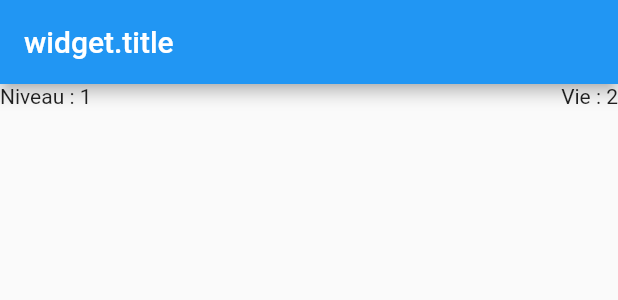
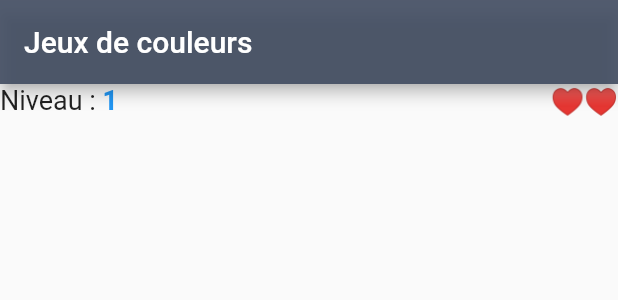
Before and after one commit to kebsont/ColorMemory, a Flutter app: the MyHomePage widget shown alone on an empty page, opened directly, on a phone screen of 412 x 824 dp. Shown: the top 300 px of the screen. Run offline on Flutter 3.47's test engine with Material 2 defaults, Android fonts, the phone set to English and light mode, and no system bars; our stand-ins replace cloud_firestore, firebase_auth, firebase_database, flushbar, shared_preferences; missing offline and left inert: random_color; accounts and stored records are empty; network calls fail; statements that could not run were skipped.

Commit message:
It's finally work !

```diff
--- a/lib/color/colorsPossibilities.dart
+++ b/lib/color/colorsPossibilities.dart
@@ -5,12 +5,18 @@ import 'package:colormemory/main.dart';
 
 
 class ColorsPossibilities {
-  int _color_number = 0;
-  ColorsPossibilities(int color) {
-    _color_number = color;
+  // int _color_number = 0;
+
+  AppBar appBar = new AppBar();
+  ColorsPossibilities() {
+    // _color_number = color;
   }
 
   Scaffold colorX(BuildContext context, int value) {
+     appBar = AppBar(
+       backgroundColor: Color.fromRGBO(64, 75, 96, .9),
+      title: Text(TITLE_TEXT), //(je sais pas faire le constructeur)
+    );
     switch (value) {
       case 5:
         {
@@ -55,18 +61,6 @@ class ColorsPossibilities {
   }
 
   Scaffold color4(BuildContext context) {
-    AppBar appBar = AppBar(
-      title: Text("widget.title"), //(je sais pas faire le constructeur)
-    );
-    double h_widget =
-        MediaQuery.of(context).size.height - appBar.preferredSize.height;
-    double w_widget = MediaQuery.of(context).size.width;
-    double h_button = 0.29 * h_widget;
-    double w_button = 0.15 * w_widget;
-    double h_margin1 = 0.0725 * h_widget;
-    double h_margin2 = 0.145 * h_widget;
-    double w_margin1 = 0.15 * w_widget;
-    double w_margin2 = 0.15 * w_widget;
     return new Scaffold(
         appBar: appBar,
         body: Column(
@@ -77,52 +71,26 @@ class ColorsPossibilities {
               children: <Widget>[
                 Container(
                   alignment: Alignment.topLeft,
-                  child: Text(getLevel_Text()),
+                  child:  _levelWidget(context),
                 ),
                 Container(
                   alignment: Alignment.topRight,
-                  child: Text(getLife_Text()),
+                  child:  _lifeWidget(context),
                 )
               ],
             ),
 
-            Row(
-              children: <Widget>[
-                BoutonColor(key: UniqueKey()),
-                BoutonColor(
-                  key: UniqueKey(),
-                )
-              ],
-            ),
-
-            Row(
-              children: <Widget>[
-                BoutonColor(key: UniqueKey()),
-                BoutonColor(key: UniqueKey())
-              ],
-            )
+            Row(children: <Widget>[BoutonColor(), emptyArea(context), BoutonColor()]),
+            Row(children: <Widget>[emptyArea(context), emptyArea(context), emptyArea(context)]),
+            Row(children: <Widget>[BoutonColor(), emptyArea(context), BoutonColor()]),
+            Row(children: <Widget>[emptyArea(context), emptyArea(context), emptyArea(context)])
           ],
         ));
   }
 
   Scaffold color5(BuildContext context) {
-    AppBar appBar = AppBar(
-      title: Text("widget.title"), //(je sais pas faire le constructeur)
-    );
-    double h_widget =
-        MediaQuery.of(context).size.height - appBar.preferredSize.height;
-    double w_widget = MediaQuery.of(context).size.width;
-    double h_button = 0.29 * h_widget;
-    double w_button = 0.15 * w_widget;
-    double h_margin1 = 0.0725 * h_widget;
-    double h_margin2 = 0.145 * h_widget;
-    double w_margin1 = 0.15 * w_widget;
-    double w_margin2 = 0.15 * w_widget;
-
     return new Scaffold(
-        appBar: new AppBar(
-          title: new Text("Color Memory"),
-        ),
+        appBar: appBar,
         body: Column(
           children: <Widget>[
             // Ligne de Niveau et du nbre de vie
@@ -131,53 +99,26 @@ class ColorsPossibilities {
               children: <Widget>[
                 Container(
                   alignment: Alignment.topLeft,
-                  child: Text(getLevel_Text()),
+                  child:  _levelWidget(context),
                 ),
                 Container(
                   alignment: Alignment.topRight,
-                  child: Text(getLife_Text()),
+                  child:  _lifeWidget(context),
                 )
               ],
             ),
 
-            Row(
-              children: <Widget>[BoutonColor(), BoutonColor(), BoutonColor()],
-            ),
-
-            Row(
-              children: <Widget>[
-                BoutonColor(),
-                Container(
-                  margin: EdgeInsets.only(
-                      top: h_margin2, left: w_margin1, right: 0.0, bottom: 0),
-                  width: w_button,
-                  height: h_button,
-                ),
-                BoutonColor()
-              ],
-            )
+            Row(children: <Widget>[BoutonColor(), emptyArea(context), BoutonColor()],),
+            Row(children: <Widget>[emptyArea(context), BoutonColor(), emptyArea(context)],),
+            Row(children: <Widget>[BoutonColor(), emptyArea(context), BoutonColor()],),
+            Row(children: <Widget>[emptyArea(context), emptyArea(context), emptyArea(context)],)
           ],
         ));
   }
 
   Scaffold color6(BuildContext context) {
-    AppBar appBar = AppBar(
-      title: Text("widget.title"), //(je sais pas faire le constructeur)
-    );
-    double h_widget =
-        MediaQuery.of(context).size.height - appBar.preferredSize.height;
-    double w_widget = MediaQuery.of(context).size.width;
-    double h_button = 0.29 * h_widget;
-    double w_button = 0.15 * w_widget;
-    double h_margin1 = 0.0725 * h_widget;
-    double h_margin2 = 0.145 * h_widget;
-    double w_margin1 = 0.15 * w_widget;
-    double w_margin2 = 0.15 * w_widget;
-
     return new Scaffold(
-        appBar: new AppBar(
-          title: new Text("Color Memory"),
-        ),
+        appBar: appBar,
         body: Column(
           children: <Widget>[
             // Ligne de Niveau et du nbre de vie
@@ -186,44 +127,26 @@ class ColorsPossibilities {
               children: <Widget>[
                 Container(
                   alignment: Alignment.topLeft,
-                  child: Text(getLevel_Text()),
+                  child:  _levelWidget(context),
                 ),
                 Container(
                   alignment: Alignment.topRight,
-                  child: Text(getLife_Text()),
+                  child:  _lifeWidget(context),
                 )
               ],
             ),
 
-            Row(
-              children: <Widget>[BoutonColor(), BoutonColor(), BoutonColor()],
-            ),
-
-            Row(
-              children: <Widget>[BoutonColor(), BoutonColor(), BoutonColor()],
-            )
+            Row(children: <Widget>[emptyArea(context), BoutonColor(), emptyArea(context)],),
+            Row(children: <Widget>[BoutonColor(), emptyArea(context), BoutonColor()],),
+            Row(children: <Widget>[BoutonColor(), emptyArea(context), BoutonColor()],),
+            Row(children: <Widget>[emptyArea(context), BoutonColor(), emptyArea(context)],),
           ],
         ));
   }
 
   Scaffold color7(BuildContext context) {
-    AppBar appBar = AppBar(
-      title: Text("widget.title"), //(je sais pas faire le constructeur)
-    );
-    double h_widget =
-        MediaQuery.of(context).size.height - appBar.preferredSize.height;
-    double w_widget = MediaQuery.of(context).size.width;
-    double h_button = 0.29 * h_widget;
-    double w_button = 0.15 * w_widget;
-    double h_margin1 = 0.0725 * h_widget;
-    double h_margin2 = 0.145 * h_widget;
-    double w_margin1 = 0.0355 * w_widget;
-    double w_margin2 = 0.0355 * w_widget;
-
     return new Scaffold(
-        appBar: new AppBar(
-          title: new Text("Color Memory"),
-        ),
+        appBar: appBar,
         body: Column(
           children: <Widget>[
             // Ligne de Niveau et du nbre de vie
@@ -232,74 +155,25 @@ class ColorsPossibilities {
               children: <Widget>[
                 Container(
                   alignment: Alignment.topLeft,
-                  child: Text(getLevel_Text()),
+                  child:  _levelWidget(context),
                 ),
                 Container(
                   alignment: Alignment.topRight,
-                  child: Text(getLife_Text()),
+                  child:  _lifeWidget(context),
                 )
               ],
             ),
-
-            Row(
-              children: <Widget>[
-                BoutonColor(),
-                BoutonColor(),
-                BoutonColor(),
-                BoutonColor(),
-                BoutonColor()
-              ],
-            ),
-
-            Row(
-              children: <Widget>[
-                Container(
-                  //Invisible
-                  margin: EdgeInsets.only(
-                      top: h_margin2, left: w_margin2, right: 0.0, bottom: 0),
-                  width: w_button,
-                  height: h_button,
-                ),
-                BoutonColor(),
-                Container(
-                  //Invisible2
-                  margin: EdgeInsets.only(
-                      top: h_margin2, left: w_margin2, right: 0.0, bottom: 0),
-                  width: w_button,
-                  height: h_button,
-                ),
-                BoutonColor(),
-                Container(
-                  //Invisible3
-                  margin: EdgeInsets.only(
-                      top: h_margin2, left: w_margin2, right: 0.0, bottom: 0),
-                  width: w_button,
-                  height: h_button,
-                )
-              ],
-            )
+            Row(children: <Widget>[emptyArea(context), BoutonColor(), emptyArea(context)],),
+            Row(children: <Widget>[BoutonColor(), emptyArea(context), BoutonColor()],),
+            Row(children: <Widget>[BoutonColor(), emptyArea(context), BoutonColor()],),
+            Row(children: <Widget>[BoutonColor(), emptyArea(context), BoutonColor()],)
           ],
         ));
   }
 
   Scaffold color8(BuildContext context) {
-    AppBar appBar = AppBar(
-      title: Text("widget.title"), //(je sais pas faire le constructeur)
-    );
-    double h_widget =
-        MediaQuery.of(context).size.height - appBar.preferredSize.height;
-    double w_widget = MediaQuery.of(context).size.width;
-    double h_button = 0.29 * h_widget;
-    double w_button = 0.15 * w_widget;
-    double h_margin1 = 0.0725 * h_widget;
-    double h_margin2 = 0.145 * h_widget;
-    double w_margin1 = 0.0725 * w_widget;
-    double w_margin2 = 0.0725 * w_widget;
-
     return new Scaffold(
-        appBar: new AppBar(
-          title: new Text("Color Memory"),
-        ),
+        appBar: appBar,
         body: Column(
           children: <Widget>[
             // Ligne de Niveau et du nbre de vie
@@ -308,54 +182,27 @@ class ColorsPossibilities {
               children: <Widget>[
                 Container(
                   alignment: Alignment.topLeft,
-                  child: Text(getLevel_Text()),
+                  child:  _levelWidget(context),
                 ),
                 Container(
                   alignment: Alignment.topRight,
-                  child: Text(getLife_Text()),
+                  child:  _lifeWidget(context),
                 )
               ],
             ),
 
-            Row(
-              children: <Widget>[
-                BoutonColor(),
-                BoutonColor(),
-                BoutonColor(),
-                BoutonColor()
-              ],
-            ),
-
-            Row(
-              children: <Widget>[
-                BoutonColor(),
-                BoutonColor(),
-                BoutonColor(),
-                BoutonColor()
-              ],
-            )
+            Row(children: <Widget>[BoutonColor(), emptyArea(context), BoutonColor()],),
+            Row(children: <Widget>[BoutonColor(), emptyArea(context), BoutonColor()],),
+            Row(children: <Widget>[BoutonColor(), emptyArea(context), BoutonColor()],),
+            Row(children: <Widget>[BoutonColor(), emptyArea(context), BoutonColor()],)
           ],
         ));
   }
 
   Scaffold color9(BuildContext context) {
-    AppBar appBar = AppBar(
-      title: Text("widget.title"), //(je sais pas faire le constructeur)
-    );
-    double h_widget =
-        MediaQuery.of(context).size.height - appBar.preferredSize.height;
-    double w_widget = MediaQuery.of(context).size.width;
-    double h_button = 0.29 * h_widget;
-    double w_button = 0.15 * w_widget;
-    double h_margin1 = 0.0725 * h_widget;
-    double h_margin2 = 0.145 * h_widget;
-    double w_margin1 = 0.0355 * w_widget;
-    double w_margin2 = 0.0355 * w_widget;
 
     return new Scaffold(
-        appBar: new AppBar(
-          title: new Text("Color Memory"),
-        ),
+        appBar: appBar,
         body: Column(
           children: <Widget>[
             // Ligne de Niveau et du nbre de vie
@@ -364,62 +211,26 @@ class ColorsPossibilities {
               children: <Widget>[
                 Container(
                   alignment: Alignment.topLeft,
-                  child: Text(getLevel_Text()),
+                  child:  _levelWidget(context),
                 ),
                 Container(
                   alignment: Alignment.topRight,
-                  child: Text(getLife_Text()),
+                  child:  _lifeWidget(context),
                 )
               ],
             ),
 
-            Row(
-              children: <Widget>[
-                BoutonColor(),
-                BoutonColor(),
-                BoutonColor(),
-                BoutonColor(),
-                BoutonColor()
-              ],
-            ),
-
-            Row(
-              children: <Widget>[
-                BoutonColor(),
-                BoutonColor(),
-                Container( //invisible
-                  margin: EdgeInsets.only(
-                      top: h_margin2, left: w_margin1, right: 0.0, bottom: 0),
-                  width: w_button,
-                  height: h_button,
-                  key: Key('X1'),
-                ),
-                BoutonColor(),
-                BoutonColor()
-              ],
-            )
+            Row(children: <Widget>[BoutonColor(), BoutonColor(), BoutonColor()],),
+            Row(children: <Widget>[BoutonColor(), emptyArea(context), BoutonColor()],),
+            Row(children: <Widget>[BoutonColor(), emptyArea(context), BoutonColor()],),
+            Row(children: <Widget>[BoutonColor(), emptyArea(context), BoutonColor()],)
           ],
         ));
   }
 
   Scaffold color10(BuildContext context) {
-    AppBar appBar = AppBar(
-      title: Text("widget.title"), //(je sais pas faire le constructeur)
-    );
-    double h_widget =
-        MediaQuery.of(context).size.height - appBar.preferredSize.height;
-    double w_widget = MediaQuery.of(context).size.width;
-    double h_button = 0.29 * h_widget;
-    double w_button = 0.15 * w_widget;
-    double h_margin1 = 0.0725 * h_widget;
-    double h_margin2 = 0.145 * h_widget;
-    double w_margin1 = 0.0355 * w_widget;
-    double w_margin2 = 0.0355 * w_widget;
-
     return new Scaffold(
-        appBar: new AppBar(
-          title: new Text("Color Memory"),
-        ),
+        appBar: appBar,
         body: Column(
           children: <Widget>[
             // Ligne de Niveau et du nbre de vie
@@ -428,43 +239,87 @@ class ColorsPossibilities {
               children: <Widget>[
                 Container(
                   alignment: Alignment.topLeft,
-                  child: Text(getLevel_Text()),
+                  child:  _levelWidget(context),
                 ),
                 Container(
                   alignment: Alignment.topRight,
-                  child: Text(getLife_Text()),
+                  child:  _lifeWidget(context),
                 )
               ],
             ),
 
-            Row(
-              children: <Widget>[
-                BoutonColor(),
-                BoutonColor(),
-                BoutonColor(),
-                BoutonColor(),
-                BoutonColor()
-              ],
-            ),
-
-            Row(
-              children: <Widget>[
-                BoutonColor(),
-                BoutonColor(),
-                BoutonColor(),
-                BoutonColor(),
-                BoutonColor()
-              ],
-            )
+            Row(children: <Widget>[BoutonColor(), BoutonColor(), BoutonColor()],),
+            Row(children: <Widget>[BoutonColor(), emptyArea(context), BoutonColor()],),
+            Row(children: <Widget>[BoutonColor(), emptyArea(context), BoutonColor()],),
+            Row(children: <Widget>[BoutonColor(), BoutonColor(), BoutonColor()],)
           ],
         ));
   }
 
-  String getLevel_Text() {
-    return LEVEL_TEXT +MyHomePage().niveau.toString();
+  // String getLevel_Text() {
+  //   return LEVEL_TEXT +MyHomePage().niveau.toString();
+  // }
+
+  String getLife_Text(){
+    String life_text = "";
+    for (var i = 0; i < MyHomePage().vie; i++) {
+      life_text += "♥︎";
+    }
+    return life_text;
+
   }
 
-  String getLife_Text() {
-    return LIFE_TEXT +MyHomePage().vie.toString();
+  Widget _lifeWidget(BuildContext context) {
+      return RichText(
+        text: TextSpan(
+          // set the default style for the children TextSpans
+          style: Theme.of(context).textTheme.body1.copyWith(fontSize: 18),
+          children: [
+            TextSpan(
+              text: getLife_Text(),
+              style: TextStyle(
+                color: Colors.red,
+                fontWeight: FontWeight.bold
+              )
+            )
+          ]
+        )
+      );
+    }
+  Widget _levelWidget(BuildContext context) {
+      return RichText(
+        text: TextSpan(
+          // set the default style for the children TextSpans
+          style: Theme.of(context).textTheme.body1.copyWith(fontSize: 18),
+          children: [
+            TextSpan(
+                text: LEVEL_TEXT,
+            ),
+            TextSpan(
+              text: MyHomePage().niveau.toString(),
+              style: TextStyle(
+                color: Colors.blue,
+                fontWeight: FontWeight.bold
+              )
+            )
+          ]
+        )
+      );
+    }
+  Container emptyArea(BuildContext context){
+    double h_widget =
+        MediaQuery.of(context).size.height - appBar.preferredSize.height;
+    double w_widget = MediaQuery.of(context).size.width;
+    double h_button = 0.15 * h_widget;
+    double w_button = 0.20 * w_widget;
+    double h_margin2 = 0.07 * h_widget;
+    double w_margin1 = 0.10 * w_widget;
+    return Container( //invisible
+      margin: EdgeInsets.only(
+        top: h_margin2, left: w_margin1, right: 0.0, bottom: 0),
+      width: w_button,
+      height: h_button,
+      // key: Key('X'),
+    );
   }
 }
--- a/lib/main.dart
+++ b/lib/main.dart
@@ -8,6 +8,7 @@ import 'package:flutter/material.dart';
 import 'package:colormemory/color/colorsPossibilities.dart';
 import 'package:flutter/services.dart';
 import 'package:colormemory/widgets/home.dart';
+import 'package:colormemory/utils/constants.dart';
 
 void main() => runApp(MyApp());
 
@@ -16,7 +17,7 @@ class MyApp extends StatelessWidget {
   @override
   Widget build(BuildContext context) {
     return MaterialApp(
-      title: 'Color Memory',
+      title: TITLE_TEXT,
       theme: ThemeData(
         primarySwatch: Colors.blue,
       ),
@@ -94,8 +95,8 @@ class _MyHomePageState extends State<MyHomePage>
   @override
   Widget build(BuildContext context) {
 
-    ColorsPossibilities colorsPossibilities = new ColorsPossibilities(4);
-    return colorsPossibilities.colorX(context,4);
+    ColorsPossibilities colorsPossibilities = new ColorsPossibilities();
+    return colorsPossibilities.colorX(context,6);
   }
 
 }
--- a/lib/utils/constants.dart
+++ b/lib/utils/constants.dart
@@ -5,6 +5,6 @@ const String MODE_DIFFICILE="2 vies\t3 blocs éclairés";
 const String MODE_EXPERT="3 vies\t5 blocs éclairés";
 const String MODE_CHRONO="3 vies\tTemps de réponse limité";
 
-
+const String TITLE_TEXT="Jeux de couleurs";
 const String LEVEL_TEXT="Niveau : ";
 const String LIFE_TEXT="Vie : ";
--- a/lib/widgets/boutons.dart
+++ b/lib/widgets/boutons.dart
@@ -1,6 +1,7 @@
 import 'package:flutter/material.dart';
 import 'package:flutter/widgets.dart';
 import 'package:random_color/random_color.dart';
+import 'package:colormemory/utils/constants.dart';
 
 class BoutonColor extends StatefulWidget {
   BoutonColor({Key key}) : super(key: key); // our constructor
@@ -22,19 +23,17 @@ class BoutonColorState extends State<BoutonColor> {
   }
 
     AppBar appBar = AppBar(
-      title: Text("widget.title"), //(je sais pas faire le constructeur)
+      title: Text(TITLE_TEXT), //(je sais pas faire le constructeur)
     );
   @override
   Widget build(BuildContext context) {
     double h_widget =
         MediaQuery.of(context).size.height - appBar.preferredSize.height;
     double w_widget = MediaQuery.of(context).size.width;
-    double h_button = 0.29 * h_widget;
-    double w_button = 0.15 * w_widget;
-    double h_margin1 = 0.0725 * h_widget;
-    double h_margin2 = 0.145 * h_widget;
-    double w_margin1 = 0.15 * w_widget;
-    double w_margin2 = 0.15 * w_widget;
+    double h_button = 0.15 * h_widget;
+    double w_button = 0.20 * w_widget;
+    double h_margin1 = 0.07 * h_widget;
+    double w_margin1 = 0.10 * w_widget;
     return GestureDetector(
                   onTap: () {},
                   child: Container(
@@ -44,7 +43,7 @@ class BoutonColorState extends State<BoutonColor> {
                         top: h_margin1, left: w_margin1, right: 0.0, bottom: 0),
                     width: w_button,
                     height: h_button,
-                    key: Key('1'),
+                    key: UniqueKey(),
                   ),
                 );
   }
--- a/lib/widgets/home.dart
+++ b/lib/widgets/home.dart
@@ -58,14 +58,14 @@ class _HomeWithMenuState extends State<HomeWithMenu> {
     ]);
 
     return MaterialApp(
-      title: 'Color Memory',
+      title: Constants.TITLE_TEXT,
       theme: ThemeData(
         primarySwatch: Colors.blue,
       ),
       home: new Scaffold(
           appBar: AppBar(
             backgroundColor: Color.fromRGBO(64, 75, 96, .9),
-            title: Text("Color Memory"),
+            title: Text(Constants.TITLE_TEXT),
             actions: <Widget>[
               new IconButton(
                 icon: new Icon(Icons.power_settings_new),
@@ -128,7 +128,7 @@ class _HomeWithMenuState extends State<HomeWithMenu> {
                               context,
                               MaterialPageRoute(
                                   builder: (context) => MyHomePage(
-                                        title: "Color Memory",
+                                        title: Constants.TITLE_TEXT,
                                       )));
                         },
                       ));
```
